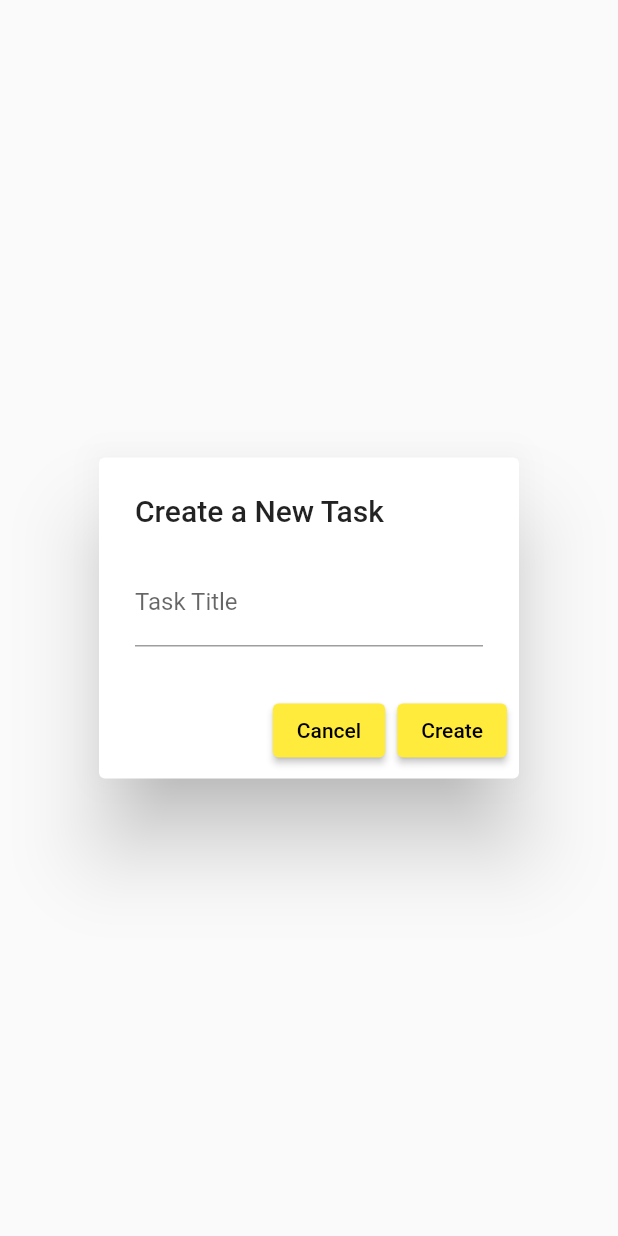
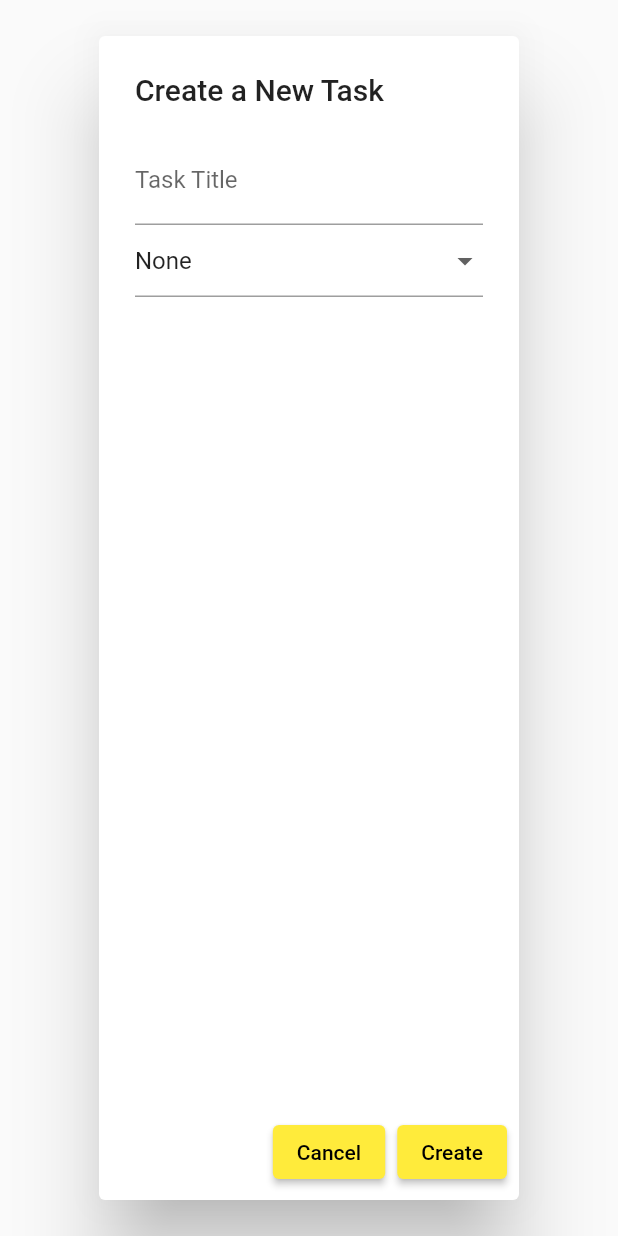
Before and after one commit to gulamanas/TaskManagementApp, a Flutter app: the CreateTaskDialog widget shown alone on an empty page, opened directly, after a tap on "Create", on a phone screen of 412 x 824 dp. Run offline on Flutter 3.47's test engine with Material 2 defaults, Android fonts, the phone set to English and light mode, and no system bars; our stand-ins replace shared_preferences; accounts and stored records are empty.

Commit message:
task priority dropdown on create form and on save it will show on list view as they are saved

```diff
--- a/lib/pages/all_tasks_tab.dart
+++ b/lib/pages/all_tasks_tab.dart
@@ -21,7 +21,7 @@ class AllTasksTab extends StatelessWidget {
               taskId: task.id,
               isCompleted: task.completed,
               title: task.title,
-              priority: 0,
+              priority: task.priority,
               onEditPressed: () {
                 // updateTaskTitle(context, task);
                 showUpdateTaskTitleDialog(context, task.id, task.title);
--- a/lib/pages/finished_tasks_tab.dart
+++ b/lib/pages/finished_tasks_tab.dart
@@ -27,7 +27,7 @@ class FinishedTasksTab extends StatelessWidget {
                 taskId: task.id,
                 isCompleted: task.completed,
                 title: task.title,
-                priority: 0,
+                priority: task.priority,
                 onEditPressed: () {
                   showUpdateTaskTitleDialog(context, task.id, task.title);
                 },
--- a/lib/pages/unfinished_tasks_tab.dart
+++ b/lib/pages/unfinished_tasks_tab.dart
@@ -27,7 +27,7 @@ class UnfinishedTasksTab extends StatelessWidget {
                 taskId: task.id,
                 isCompleted: task.completed,
                 title: task.title,
-                priority: 0,
+                priority: task.priority,
                 onEditPressed: () {
                   showUpdateTaskTitleDialog(context, task.id, task.title);
                 },
--- a/lib/utils/create_task_dialog.dart
+++ b/lib/utils/create_task_dialog.dart
@@ -1,4 +1,6 @@
 import 'package:flutter/material.dart';
+import 'package:provider/provider.dart';
+import 'package:task_management_app/providers/tasks_provider.dart';
 
 class CreateTaskDialog extends StatelessWidget {
   const CreateTaskDialog({super.key});
@@ -6,11 +8,43 @@ class CreateTaskDialog extends StatelessWidget {
   @override
   Widget build(BuildContext context) {
     TextEditingController taskTitleController = TextEditingController();
+    int selectedPriority = 0;
+
     return AlertDialog(
       title: const Text("Create a New Task"),
-      content: TextField(
-        controller: taskTitleController,
-        decoration: const InputDecoration(labelText: "Task Title"),
+      content: Column(
+        children: [
+          TextField(
+            controller: taskTitleController,
+            decoration: const InputDecoration(labelText: "Task Title"),
+          ),
+          DropdownButtonFormField(
+            value: selectedPriority,
+            items: const [
+              DropdownMenuItem(
+                value: 0,
+                child: Text('None'),
+              ),
+              DropdownMenuItem(
+                value: 1,
+                child: Text('Low'),
+              ),
+              DropdownMenuItem(
+                value: 2,
+                child: Text('Medium'),
+              ),
+              DropdownMenuItem(
+                value: 3,
+                child: Text('High'),
+              ),
+            ],
+            onChanged: (int? newValue) {
+              if (newValue != null) {
+                selectedPriority = newValue;
+              }
+            },
+          ),
+        ],
       ),
       actions: [
         ElevatedButton(
@@ -21,7 +55,10 @@ class CreateTaskDialog extends StatelessWidget {
           onPressed: () {
             final newTaskTitle = taskTitleController.text;
             if (newTaskTitle.isNotEmpty) {
-              Navigator.of(context).pop(newTaskTitle);
+              Provider.of<TasksProvider>(context, listen: false)
+                  .createNewTask(newTaskTitle, selectedPriority);
+              Navigator.of(context).pop();
+              // Navigator.of(context).pop([newTaskTitle, selectedPriority]);
             }
           },
           child: const Text('Create'),
--- a/lib/utils/priority_icon.dart
+++ b/lib/utils/priority_icon.dart
@@ -2,7 +2,7 @@ import 'package:flutter/material.dart';
 
 Icon getPriorityIcon(int priority) {
   switch (priority) {
-    case 1:
+    case 3:
       return const Icon(
         Icons.priority_high,
         color: Colors.red,
@@ -12,7 +12,7 @@ Icon getPriorityIcon(int priority) {
         Icons.priority_high,
         color: Colors.yellow,
       );
-    case 3:
+    case 1:
       return const Icon(
         Icons.low_priority,
         color: Colors.green,
--- a/lib/utils/todo_tile.dart
+++ b/lib/utils/todo_tile.dart
@@ -74,8 +74,8 @@ class TodoTile extends StatelessWidget {
             color: Colors.white,
             borderRadius: BorderRadius.circular(5),
           ),
-          // child: getPriorityIcon(priority),
-          child: Icon(Icons.flag),
+          child: getPriorityIcon(priority),
+          // child: Icon(Icons.flag),
         ),
       ),
     ]);
```
Also changed, not shown: lib/pages/home_page.dart (+6 -15 lines), lib/providers/tasks_provider.dart (+6 -3 lines).
